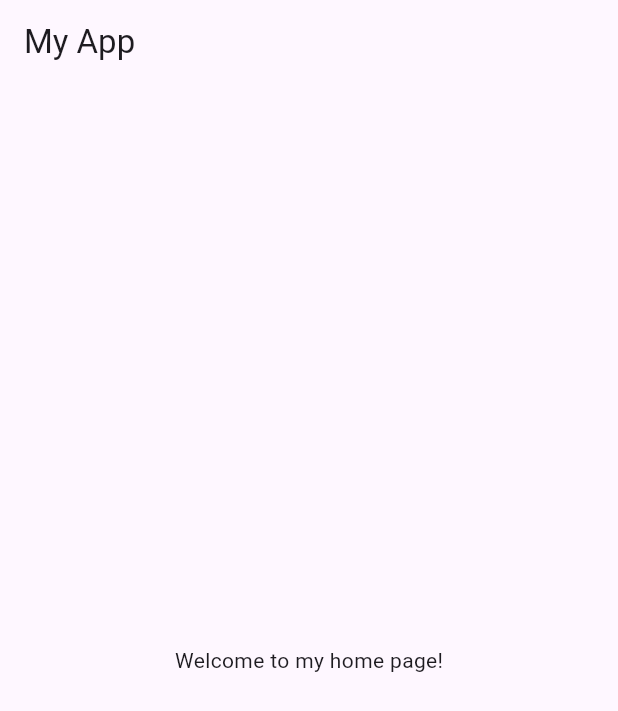
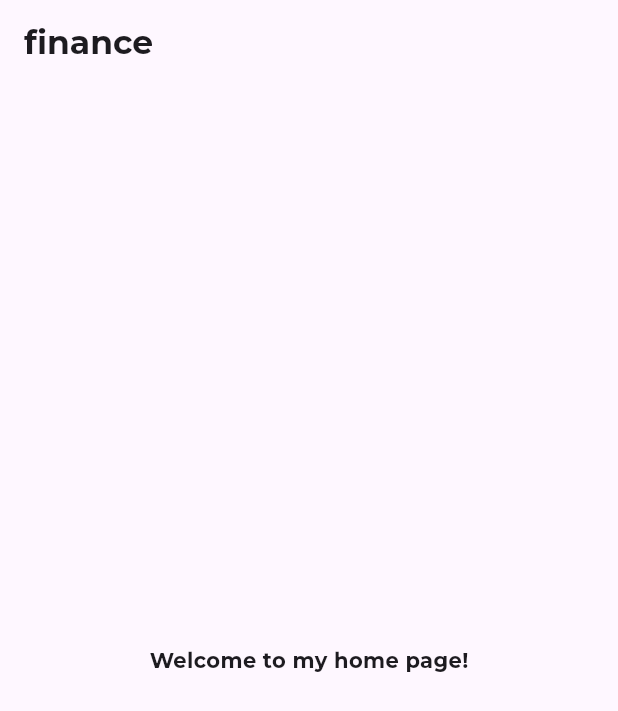
Before and after one commit to GabrielRogerioMessias/finance-mobile, a Flutter app: the screen it shows after launch, on a phone screen of 412 x 824 dp. Shown: the top 711 px of the screen. Run offline on Flutter 3.47's test engine with Material 3 defaults, Android fonts, the light colour scheme and no system bars; project files that could hold a hidden picture were left out.

Commit message:
Structure update

```diff
--- a/lib/main.dart
+++ b/lib/main.dart
@@ -1,4 +1,4 @@
-import 'package:finance_mobile/screens/splash_screen.dart';
+import 'package:finance_mobile/screens/splash/splash_screen.dart';
 import 'package:flutter/material.dart';
 
 void main() {
@@ -15,9 +15,10 @@ class MyApp extends StatefulWidget {
 class _MyAppState extends State<MyApp> {
   @override
   Widget build(BuildContext context) {
-    return const MaterialApp(
+    return MaterialApp(
+      theme: ThemeData(fontFamily: 'Montserrat'),
       debugShowCheckedModeBanner: false,
-      home: SplashScreen(),
+      home: const SplashScreen(),
     );
   }
 }
--- a/lib/screens/splash_screen.dart
+++ b/lib/screens/splash/splash_screen.dart
@@ -1,4 +1,4 @@
-import 'package:finance_mobile/screens/home_screen.dart';
+import 'package:finance_mobile/screens/start/start_screen.dart';
 import 'package:flutter/material.dart';
 import 'package:flutter/services.dart';
 
@@ -19,7 +19,7 @@ class _SplashScreenState extends State<SplashScreen>
     Future.delayed(const Duration(seconds: 2), () {
       Navigator.of(context).pushReplacement(
         MaterialPageRoute(
-          builder: (_) => const HomeScreen(),
+          builder: (_) => const StartScreen(),
         ),
       );
     });
@@ -55,7 +55,6 @@ class _SplashScreenState extends State<SplashScreen>
             const Text(
               'finance',
               style: TextStyle(
-                  fontFamily: 'Montserrat',
                   fontSize: 36.0,
                   fontWeight: FontWeight.bold,
                   color: Colors.white),
--- a/lib/screens/home_screen.dart
+++ b/lib/screens/start/start_screen.dart
@@ -1,13 +1,13 @@
 import 'package:flutter/material.dart';
 
-class HomeScreen extends StatelessWidget {
-  const HomeScreen({super.key});
+class StartScreen extends StatelessWidget {
+  const StartScreen({super.key});
 
   @override
   Widget build(BuildContext context) {
     return Scaffold(
       appBar: AppBar(
-        title: const Text('My App'),
+        title: const Text('finance'),
       ),
       body: const Center(
         child: Text('Welcome to my home page!'),
```
